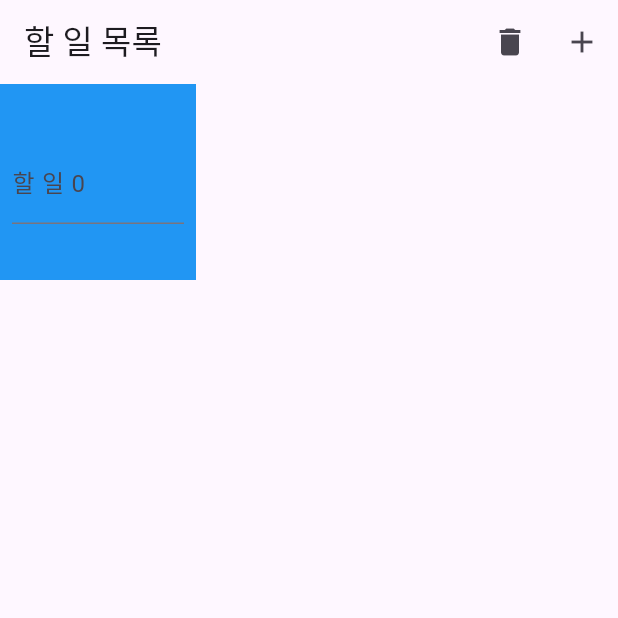
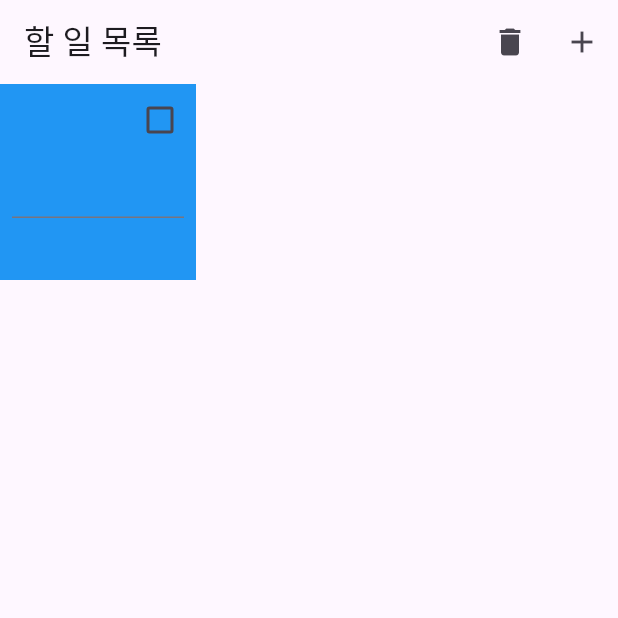
Before and after one commit to 837100/grid_todo_flutter, a Flutter app: the screen it shows after launch, after a tap on the "delete" icon, on a phone screen of 412 x 824 dp, the top half of it. Run offline on Flutter 3.47's test engine with Material 3 defaults, Android fonts, the phone set to English and light mode, and no system bars; our stand-ins replace shared_preferences.

Commit message:
할 일 목록에서 체크박스를 추가하여 선택한 항목 삭제 기능 구현

```diff
--- a/lib/todo_grid_view.dart
+++ b/lib/todo_grid_view.dart
@@ -11,8 +11,7 @@ class TodoGridView extends StatefulWidget {
 class _TodoGridView extends State<TodoGridView> {
   final List<TextEditingController> _controllers =
       List.generate(1, (index) => TextEditingController());
-  int _selectedIndex = -1;
-  bool _showDeleteButton = true;
+  final List<bool> _checks = List.generate(1, (index) => false);
 
   @override
   void initState() {
@@ -37,15 +36,20 @@ class _TodoGridView extends State<TodoGridView> {
   void _addTodo() {
     setState(() {
       _controllers.add(TextEditingController());
+      _checks.add(false);
     });
   }
 
   void _deleteTodo() {
     setState(() {
-      if (_selectedIndex >= 0 && _selectedIndex < _controllers.length) {
-        _controllers.removeAt(_selectedIndex);
-        _showDeleteButton = false;
-        _selectedIndex = -1;
+      for (int i = _controllers.length-1; i >= 0; i--) {
+        if (_checks[i] == true) {
+          _controllers.removeAt(i);
+          _checks.removeAt(i);
+        }
+        else {
+          continue;
+        }
       }
     });
   }
@@ -56,7 +60,6 @@ class _TodoGridView extends State<TodoGridView> {
       appBar: AppBar(
         title: const Text('할 일 목록'),
         actions: [
-          if (_showDeleteButton)
           IconButton(
             icon: const Icon(Icons.delete),
             onPressed: _deleteTodo,
@@ -80,21 +83,16 @@ class _TodoGridView extends State<TodoGridView> {
           ),
           itemCount: _controllers.length,
           itemBuilder: (context, index) {
-            return GestureDetector(
-              onLongPress: () {
-                setState(() {
-                  _showDeleteButton = true;
-                  _selectedIndex = index;
-                });
-              },
-              child: Container(
+            return Stack(
+              children: [
+                Container(
                   padding: const EdgeInsets.all(8.0),
                   color: Colors.blue,
                   child: Center(
                     child: TextField(
                       controller: _controllers[index],
                       decoration: InputDecoration(
-                      labelText: '할 일 $index',
+                        // labelText: '할 일 $index',
                       ),
                       onChanged: (value) {
                         _saveTodo(index, value);
@@ -102,6 +100,20 @@ class _TodoGridView extends State<TodoGridView> {
                     ),
                   ),
                 ),
+                Align(
+                  alignment: Alignment.topRight,
+                  child: Checkbox(
+                    value: _checks[index],
+                    onChanged: (newValue) {
+                      setState(() {
+                        debugPrint(index.toString());
+                        debugPrint(newValue.toString());
+                        _checks[index] = newValue!;
+                      });
+                    },
+                  ),
+                ),
+              ],
             );
           },
         ),
```
Lines whose indentation alone changed are shown as unchanged.
